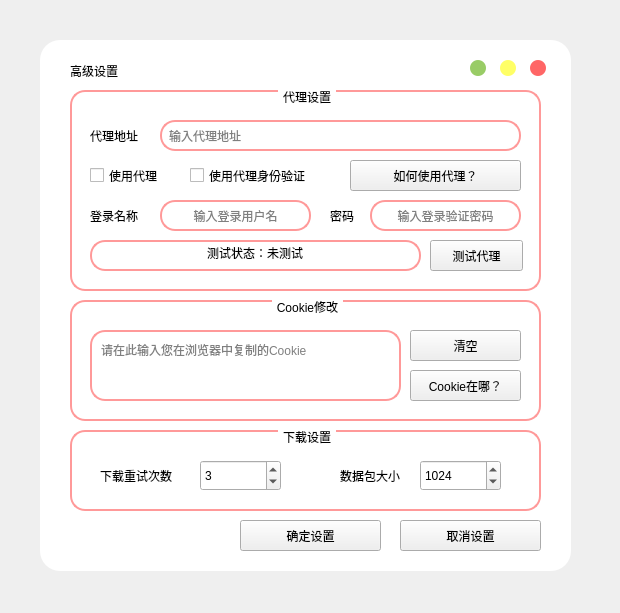
The window that UI/bilidsetting.ui (ABUQWQ/biliDownloader_GUI) describes before a commit, drawn with Qt 5.
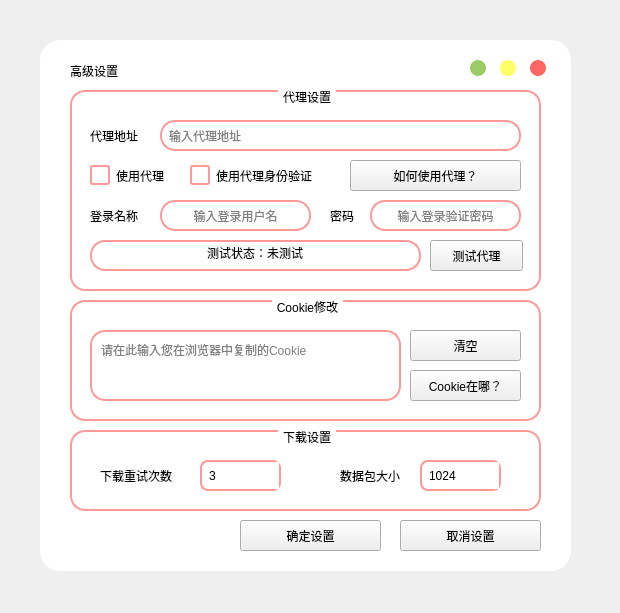
The same window after the commit. Icons and pictures are not drawn.

What changed in the file:
```diff
--- a/UI/bilidsetting.ui
+++ b/UI/bilidsetting.ui
@@ -207,6 +207,76 @@
 	color: rgb(0, 0, 0);
 	background-color: rgb(255, 204, 153);
 }
+/* 暗色系统下锁死原生控件为浅色 */
+QHeaderView::section{
+	color: rgb(0, 0, 0);
+	background-color: rgb(255, 255, 255);
+	border: 1px solid rgb(255, 153, 153);
+	padding: 4px;
+}
+QSpinBox{
+	color: rgb(0, 0, 0);
+	background-color: rgb(255, 255, 255);
+	border-radius: 8px;
+	border: 2px solid rgb(255, 153, 153);
+	padding-left: 5px;
+	padding-right: 5px;
+}
+QSpinBox:hover{
+	color: rgb(0, 0, 0);
+	background-color: rgb(255, 238, 238);
+}
+QSpinBox::up-button, QSpinBox::down-button{
+	background-color: rgb(255, 255, 255);
+	border: none;
+	width: 16px;
+}
+QCheckBox::indicator{
+	width: 16px;
+	height: 16px;
+	border: 2px solid rgb(255, 153, 153);
+	border-radius: 3px;
+	background-color: rgb(255, 255, 255);
+}
+QCheckBox::indicator:checked{
+	background-color: rgb(255, 153, 153);
+}
+QScrollBar:vertical{
+	background: rgb(255, 255, 255);
+	width: 12px;
+	margin: 0px;
+	border-radius: 6px;
+}
+QScrollBar::handle:vertical{
+	background: rgb(255, 204, 153);
+	min-height: 20px;
+	border-radius: 6px;
+}
+QScrollBar:horizontal{
+	background: rgb(255, 255, 255);
+	height: 12px;
+	margin: 0px;
+	border-radius: 6px;
+}
+QScrollBar::handle:horizontal{
+	background: rgb(255, 204, 153);
+	min-width: 20px;
+	border-radius: 6px;
+}
+QScrollBar::add-line, QScrollBar::sub-line{
+	width: 0px;
+	height: 0px;
+}
+QMessageBox, QMessageBox QLabel, QMessageBox QPushButton{
+	color: rgb(0, 0, 0);
+	background-color: rgb(255, 255, 255);
+}
+QMessageBox QPushButton{
+	background-color: rgb(255, 153, 153);
+	color: rgb(255, 255, 255);
+	border-radius: 8px;
+	padding: 4px 12px;
+}
 </string>
   </property>
   <widget class="QWidget" name="mainwidget" native="true">
```
